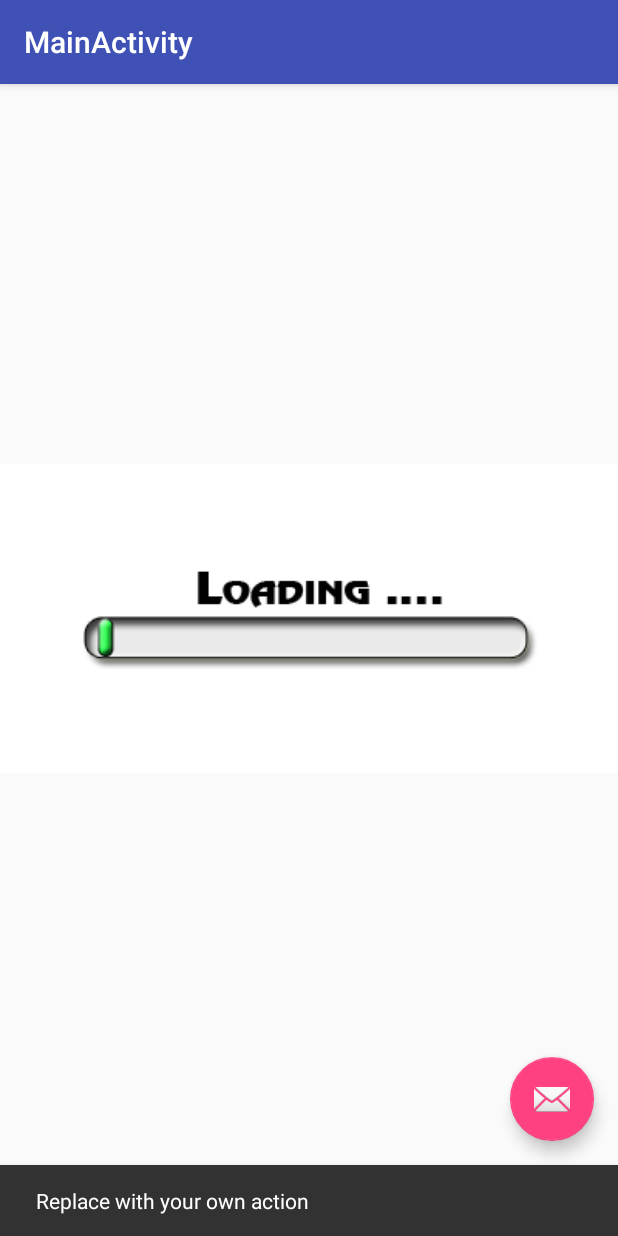
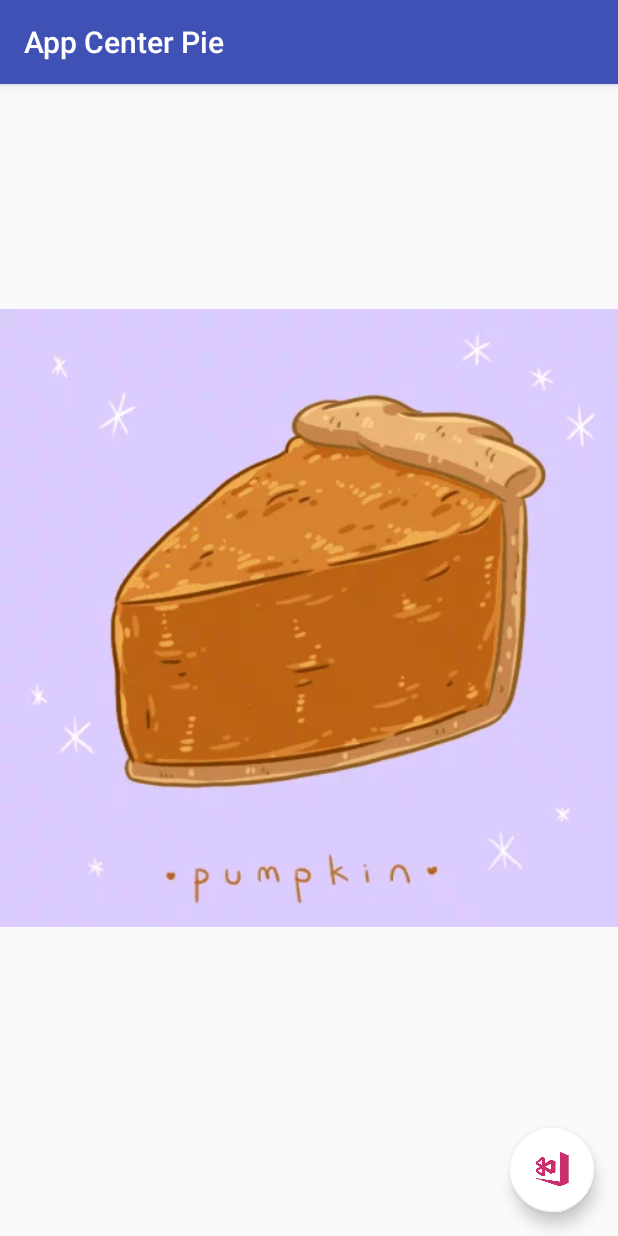
Before and after one commit to wisdeom/android-pie-test, an Android app: the screen it shows after launch (MainActivity), after a tap on an icon or button, on a phone screen of 412 x 824 dp. Run offline under Robolectric (Android 15) with nearby library versions, the phone set to English and light mode, and no system bars.

Commit message:
Update assets

```diff
--- a/app/src/main/java/com/example/jorisabalea/androidpie/MainActivity.java
+++ b/app/src/main/java/com/example/jorisabalea/androidpie/MainActivity.java
@@ -29,12 +29,10 @@ public class MainActivity extends AppCompatActivity {
         Toolbar toolbar = findViewById(R.id.toolbar);
         image = findViewById(R.id.image);
         setSupportActionBar(toolbar);
-        FloatingActionButton fab = (FloatingActionButton) findViewById(R.id.fab);
+        FloatingActionButton fab = findViewById(R.id.fab);
         fab.setOnClickListener(new View.OnClickListener() {
             @Override
             public void onClick(View view) {
-                Snackbar.make(view, "Replace with your own action", Snackbar.LENGTH_LONG)
-                        .setAction("Action", null).show();
                 try {
                     decodeImage();
                 } catch (IOException e) {
@@ -48,9 +46,8 @@ public class MainActivity extends AppCompatActivity {
 
     private void decodeImage() throws IOException {
         Drawable decodedAnimation = ImageDecoder.decodeDrawable(
-                ImageDecoder.createSource(getResources(), R.drawable.tap));
+                ImageDecoder.createSource(getResources(), R.drawable.pie));
         if (decodedAnimation instanceof AnimatedImageDrawable) {
-            // Prior to start(), the first frame is displayed.
             ((AnimatedImageDrawable) decodedAnimation).start();
         }
         image.setImageDrawable(decodedAnimation);
--- a/app/src/main/res/layout/activity_main.xml
+++ b/app/src/main/res/layout/activity_main.xml
@@ -33,7 +33,7 @@
         android:layout_height="wrap_content"
         android:layout_gravity="bottom|end"
         android:layout_margin="@dimen/fab_margin"
-        app:srcCompat="@android:drawable/ic_dialog_email" />
+        app:srcCompat="@drawable/appcenter" />
 
     <TextView
         android:id="@+id/textView"
--- a/app/src/main/res/values/colors.xml
+++ b/app/src/main/res/values/colors.xml
@@ -2,5 +2,5 @@
 <resources>
     <color name="colorPrimary">#3F51B5</color>
     <color name="colorPrimaryDark">#303F9F</color>
-    <color name="colorAccent">#FF4081</color>
+    <color name="colorAccent">#FFF</color>
 </resources>
--- a/app/src/main/res/values/strings.xml
+++ b/app/src/main/res/values/strings.xml
@@ -1,5 +1,5 @@
 <resources>
     <string name="app_name">Android Pie</string>
     <string name="title_activity_maps">Map</string>
-    <string name="title_activity_main">MainActivity</string>
+    <string name="title_activity_main">App Center Pie</string>
 </resources>
```
Also changed, not shown: app/src/main/res/drawable/appcenter.png (added), app/src/main/res/drawable/pie.webp (added).
